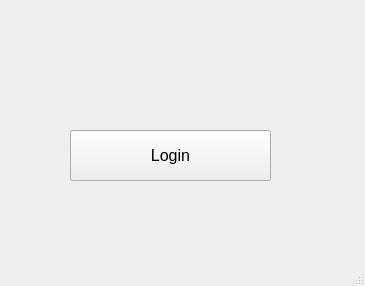
This is LandcapeGenVer1/BaseWindow.ui in Inlucker/LandscapeTest as Qt 5 draws it before an edit. The edited form follows.
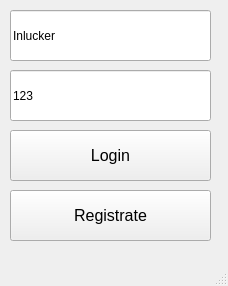
This is the edited form.

Commit message: added login in (need to fix Canvas constructors calls)

What changed in the file:
```diff
--- a/LandcapeGenVer1/BaseWindow.ui
+++ b/LandcapeGenVer1/BaseWindow.ui
@@ -6,7 +6,7 @@
    <rect>
     <x>0</x>
     <y>0</y>
-    <width>365</width>
+    <width>228</width>
     <height>286</height>
    </rect>
   </property>
@@ -17,7 +17,7 @@
    <widget class="QPushButton" name="login_btn">
     <property name="geometry">
      <rect>
-      <x>70</x>
+      <x>10</x>
       <y>130</y>
       <width>201</width>
       <height>51</height>
@@ -32,6 +32,50 @@
      <string>Login</string>
     </property>
    </widget>
+   <widget class="QLineEdit" name="password_lineEdit">
+    <property name="geometry">
+     <rect>
+      <x>10</x>
+      <y>70</y>
+      <width>201</width>
+      <height>51</height>
+     </rect>
+    </property>
+    <property name="text">
+     <string>123</string>
+    </property>
+   </widget>
+   <widget class="QLineEdit" name="login_lineEdit">
+    <property name="geometry">
+     <rect>
+      <x>10</x>
+      <y>10</y>
+      <width>201</width>
+      <height>51</height>
+     </rect>
+    </property>
+    <property name="text">
+     <string>Inlucker</string>
+    </property>
+   </widget>
+   <widget class="QPushButton" name="registrate_btn">
+    <property name="geometry">
+     <rect>
+      <x>10</x>
+      <y>190</y>
+      <width>201</width>
+      <height>51</height>
+     </rect>
+    </property>
+    <property name="font">
+     <font>
+      <pointsize>12</pointsize>
+     </font>
+    </property>
+    <property name="text">
+     <string>Registrate</string>
+    </property>
+   </widget>
   </widget>
   <widget class="QMenuBar" name="menubar">
    <property name="geometry">
```
Left out of the diff: 2 changed lines with no effect on the pictures. The commit also changes 15 other files.
